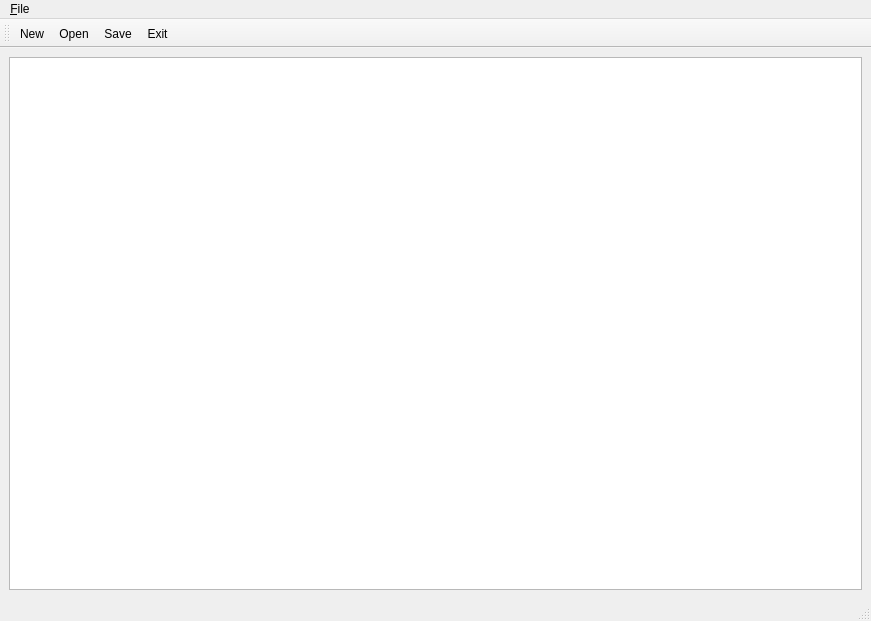
This is 09th-week-homework/freetext/window.ui in Gsheep0729/Qt-Software-Group7 as Qt 5 draws it before an edit. The edited form follows.
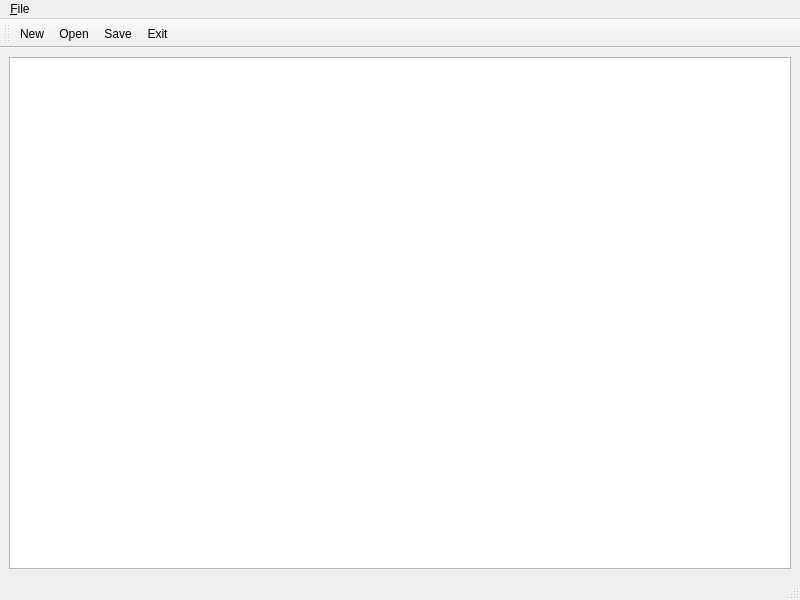
This is the edited form. Icons and pictures are not drawn.

Diff of the .ui file:
```diff
--- a/09th-week-homework/freetext/window.ui
+++ b/09th-week-homework/freetext/window.ui
@@ -6,8 +6,8 @@
    <rect>
     <x>0</x>
     <y>0</y>
-    <width>871</width>
-    <height>621</height>
+    <width>800</width>
+    <height>600</height>
    </rect>
   </property>
   <property name="windowTitle">
@@ -25,7 +25,7 @@
     <rect>
      <x>0</x>
      <y>0</y>
-     <width>871</width>
+     <width>800</width>
      <height>27</height>
     </rect>
    </property>
```
Left out of the diff: 22 changed lines with no effect on the pictures.
